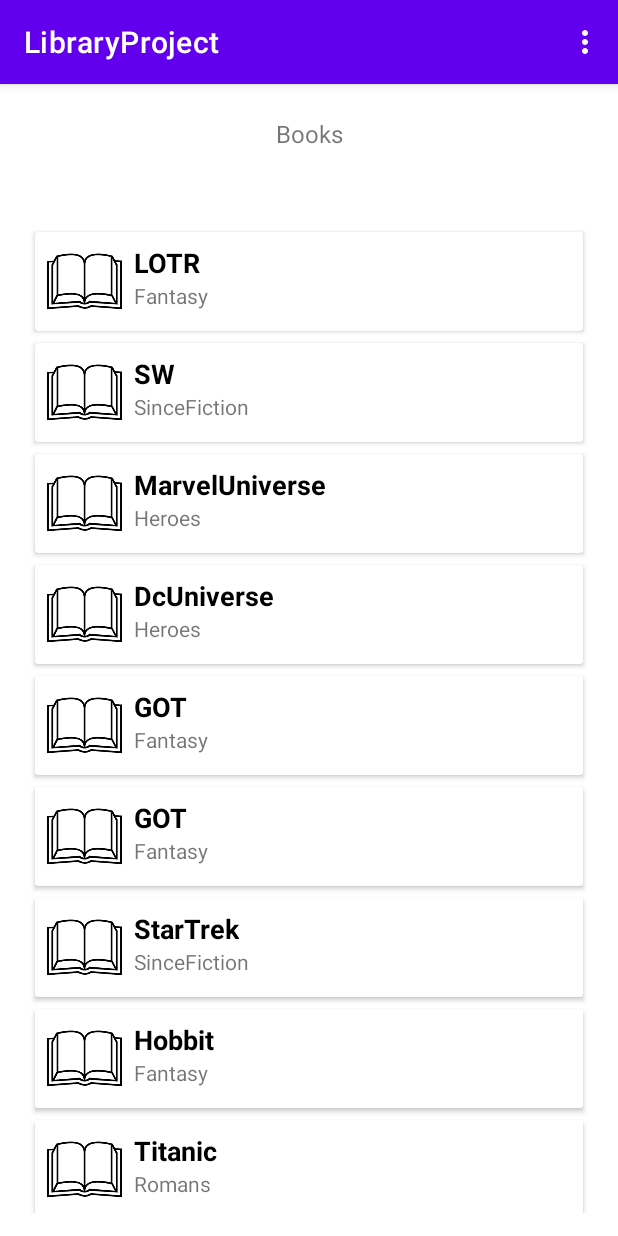
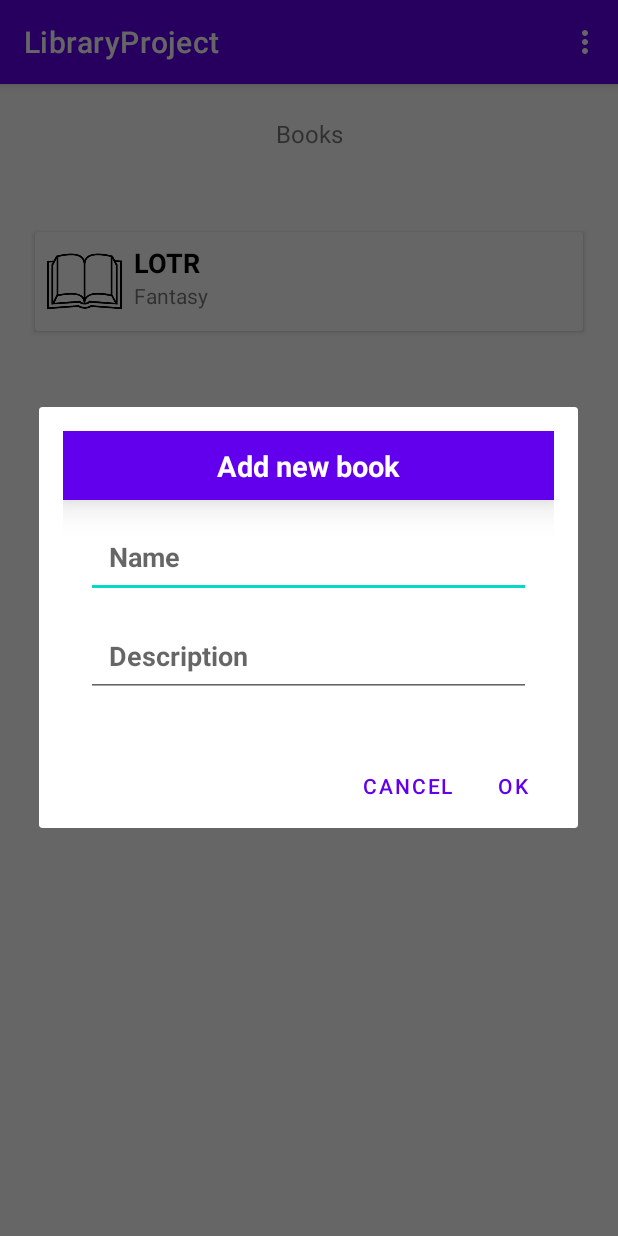
Before and after one commit to MichalChojnacki450/LibraryProject, an Android app: the DashboardActivity screen opened directly, with no data from a screen before it, in the options menu, after a tap on "Add Item", on a phone screen of 412 x 824 dp. Run offline under Robolectric (Android 15) with nearby library versions, the phone set to English and light mode, and no system bars; our stand-ins replace Firebase (no records; nobody signed in at launch, a user with empty details on screens opened directly), Room's generated code; 4 statements that could not run were skipped.

Commit message:
Add + search fix

```diff
--- a/app/build.gradle
+++ b/app/build.gradle
@@ -3,6 +3,7 @@
     id 'kotlin-android'
     id 'com.google.gms.google-services'
     id 'kotlin-android-extensions'
+    id 'kotlin-kapt'
 }
 
 android {
@@ -47,4 +48,8 @@
     testImplementation 'junit:junit:4.+'
     androidTestImplementation 'androidx.test.ext:junit:1.1.2'
     androidTestImplementation 'androidx.test.espresso:espresso-core:3.3.0'
+
+    def room_version = "2.0.0"
+    implementation "androidx.room:room-runtime:$room_version"
+    kapt "androidx.room:room-compiler:$room_version"
 }
--- a/app/src/main/AndroidManifest.xml
+++ b/app/src/main/AndroidManifest.xml
@@ -11,7 +11,8 @@
         android:roundIcon="@mipmap/ic_launcher_round"
         android:supportsRtl="true"
         android:theme="@style/Theme.LibraryProject">
-        <activity android:name=".BookmarkActivity"></activity>
+        <activity android:name=".AddItemActivity"></activity>
+        <activity android:name=".BookmarkActivity" />
         <activity android:name=".DescriptionActivity" />
         <activity android:name=".DashboardActivity" />
         <activity android:name=".RegisterActivity">
--- a/app/src/main/java/net/larntech/libraryproject/DashboardActivity.kt
+++ b/app/src/main/java/net/larntech/libraryproject/DashboardActivity.kt
@@ -2,14 +2,20 @@
 
 import android.content.Intent
 import android.os.Bundle
+import android.view.LayoutInflater
 import android.view.Menu
 import android.view.MenuItem
 import androidx.appcompat.app.AppCompatActivity
 import com.google.firebase.auth.FirebaseAuth
 import android.view.View
+import android.widget.EditText
 import android.widget.Toast
+import androidx.appcompat.app.AlertDialog
 import androidx.appcompat.widget.SearchView
 import androidx.recyclerview.widget.LinearLayoutManager
+import androidx.recyclerview.widget.RecyclerView
+import androidx.room.Index
+import androidx.room.Room
 import kotlin.random.Random
 import kotlinx.android.synthetic.main.activity_dashboard.*
 import java.util.*
@@ -20,18 +26,8 @@
     private lateinit var auth: FirebaseAuth;
     var exampleItemList = arrayOf(
             ExampleItem(R.drawable.book1,"LOTR","Fantasy"),
-            ExampleItem(R.drawable.book1,"SW","SinceFiction"),
-            ExampleItem(R.drawable.book1,"MarvelUniverse","Heroes"),
-            ExampleItem(R.drawable.book1,"DcUniverse","Heroes"),
-            ExampleItem(R.drawable.book1,"GOT","Fantasy"),
-            ExampleItem(R.drawable.book1,"StarTrek","SinceFiction"),
-            ExampleItem(R.drawable.book1,"Hobbit","Fantasy"),
-            ExampleItem(R.drawable.book1,"Titanic","Romans"),
-            ExampleItem(R.drawable.book1,"WW2","Document"),
-            ExampleItem(R.drawable.book1,"Chain","Horror"),
-
     )
-    var exampleList = ArrayList<ExampleItem>();
+//    var exampleList = ArrayList<ExampleItem>();
     val displayExampleList = ArrayList<ExampleItem>();
     val adapter = ExampleAdapter(displayExampleList,this)
 
@@ -41,12 +37,8 @@
 
         auth = FirebaseAuth.getInstance()
 
-        for (item in exampleItemList){
-            exampleList.add(item)
-        }
 
-        displayExampleList.addAll(exampleList)
-
+        displayExampleList.addAll(exampleItemList)
         recyclerView.adapter = adapter
         recyclerView.layoutManager = LinearLayoutManager(this)
         recyclerView.setHasFixedSize(true)
@@ -65,18 +57,41 @@
     }
 
     fun addItem(menuItem: MenuItem) {
-        val index = Random.nextInt(8)
-        val newItem = ExampleItem(
-                R.drawable.book1,
-                "New item at position $index",
-                "Line 2"
-        )
-        exampleList.add(index, newItem)
-        adapter.notifyItemInserted(index)
+        val inflter = LayoutInflater.from(this)
+        val v = inflter.inflate(R.layout.activity_additem, null)
+
+        val itemName = v.findViewById<EditText>(R.id.Name)
+        val itemDesc = v.findViewById<EditText>(R.id.Desc)
+
+        val addDialog = AlertDialog.Builder(this)
+
+        addDialog.setView(v)
+        addDialog.setPositiveButton("Ok") {
+            dialog,_->
+//            val index = Random.nextInt(100)
+//            val newItem = ExampleItem(
+//                R.drawable.book1,
+//                "$itemName",
+//                "$itemDesc"
+//            )
+            val index = 2
+            val names = itemName.text.toString()
+            val desc = itemDesc.text.toString()
+            displayExampleList.add(ExampleItem(R.drawable.book1,"$names","$desc"))
+            adapter.notifyDataSetChanged()
+            dialog.dismiss()
+        }
+        addDialog.setNegativeButton("Cancel"){
+            dialog,_->
+            dialog.dismiss()
+        }
+        addDialog.create()
+        addDialog.show()
+
     }
     fun removeItem(menuItem: MenuItem) {
-        val index = Random.nextInt(8)
-        exampleList.removeAt(index)
+        val index = Random.nextInt(1)
+        displayExampleList.removeAt(index)
         adapter.notifyItemRemoved(index)
     }
 
@@ -102,9 +117,9 @@
                 override fun onQueryTextChange(newText: String?): Boolean {
 
                     if (newText!!.isNotEmpty()){
-                        displayExampleList.clear()
+                       displayExampleList.clear()
                         val search = newText.toLowerCase(Locale.getDefault())
-                        exampleList.forEach{
+                        exampleItemList.forEach{
                             if(it.name.toLowerCase(Locale.getDefault()).contains(search)|| it.desc.toLowerCase(Locale.getDefault()).contains(search) ) {
                                 displayExampleList.add(it)
                             }
@@ -115,7 +130,7 @@
 
                     else{
                         displayExampleList.clear()
-                        displayExampleList.addAll(exampleList)
+                        displayExampleList.addAll(exampleItemList)
                         recyclerView.adapter!!.notifyDataSetChanged()
                     }
 
--- /dev/null
+++ b/app/src/main/res/layout/activity_additem.xml
@@ -0,0 +1,58 @@
+<?xml version="1.0" encoding="utf-8"?>
+<LinearLayout
+    xmlns:android="http://schemas.android.com/apk/res/android"
+    android:layout_width="match_parent"
+    android:layout_height="match_parent"
+    android:orientation="vertical"
+    android:gravity="center"
+    >
+    <LinearLayout
+        android:orientation="vertical"
+        android:layout_margin="16dp"
+        android:layout_width="match_parent"
+        android:layout_height="wrap_content">
+        <TextView
+            android:text="Add new book"
+            android:textStyle="bold"
+            android:textSize="19sp"
+            android:textColor="@color/white"
+            android:background="@color/purple_500"
+            android:padding="10dp"
+            android:elevation="15dp"
+            android:layout_gravity="center"
+            android:gravity="center"
+            android:layout_width="match_parent"
+            android:layout_height="wrap_content"/>
+        <EditText
+            android:id="@+id/Name"
+            android:hint="Name"
+            android:textColor="@color/purple_500"
+            android:textSize="18sp"
+            android:textStyle="bold"
+
+            android:padding="15dp"
+            android:layout_marginLeft="15dp"
+            android:layout_marginRight="15dp"
+            android:layout_marginTop="10dp"
+            android:layout_marginBottom="5dp"
+            android:layout_width="match_parent"
+            android:layout_height="wrap_content"/>
+        <EditText
+            android:id="@+id/Desc"
+            android:hint="Description"
+            android:textColor="@color/purple_500"
+            android:padding="15dp"
+            android:textSize="18sp"
+            android:textStyle="bold"
+            android:layout_marginLeft="15dp"
+            android:layout_marginRight="15dp"
+            android:layout_marginTop="5dp"
+            android:layout_marginBottom="15dp"
+            android:layout_width="match_parent"
+            android:layout_height="wrap_content"/>
+
+
+
+    </LinearLayout>
+
+</LinearLayout>
--- a/app/src/main/res/layout/activity_dashboard.xml
+++ b/app/src/main/res/layout/activity_dashboard.xml
@@ -38,41 +38,6 @@
         android:layout_height="wrap_content"
         android:clipToPadding="false"
         android:padding="4dp"
-        android:layout_above="@+id/buttons"
         tools:listitem="@layout/example_item"/>
 </LinearLayout>
-
-<!--    <LinearLayout-->
-<!--        android:id="@+id/buttons"-->
-<!--        android:layout_weight="1"-->
-<!--        android:layout_width="match_parent"-->
-<!--        android:layout_height="0dp"-->
-<!--        android:padding="4dp"-->
-<!--        android:clipToPadding="true"-->
-<!--        android:layout_alignParentBottom="true">-->
-<!--        <Button-->
-<!--            android:id="@+id/btnAddItem"-->
-<!--            android:layout_width="match_parent"-->
-<!--            android:layout_height="wrap_content"-->
-<!--            android:text="Add item"-->
-<!--            android:textSize="10sp"-->
-<!--            android:layout_weight="1"-->
-<!--            android:onClick="addItem"/>-->
-<!--        <Button-->
-<!--            android:id="@+id/btnRemoveItem"-->
-<!--            android:layout_width="match_parent"-->
-<!--            android:layout_height="wrap_content"-->
-<!--            android:text="Remove item"-->
-<!--            android:textSize="10sp"-->
-<!--            android:layout_weight="1"-->
-<!--            android:onClick="removeItem"/>-->
-<!--        <Button-->
-<!--            android:id="@+id/btnSignOut"-->
-<!--            android:layout_width="match_parent"-->
-<!--            android:layout_height="wrap_content"-->
-<!--            android:text="Sign out"-->
-<!--            android:textSize="10sp"-->
-<!--            android:layout_weight="1"/>-->
-<!--    </LinearLayout>-->
-
 </LinearLayout>
```
